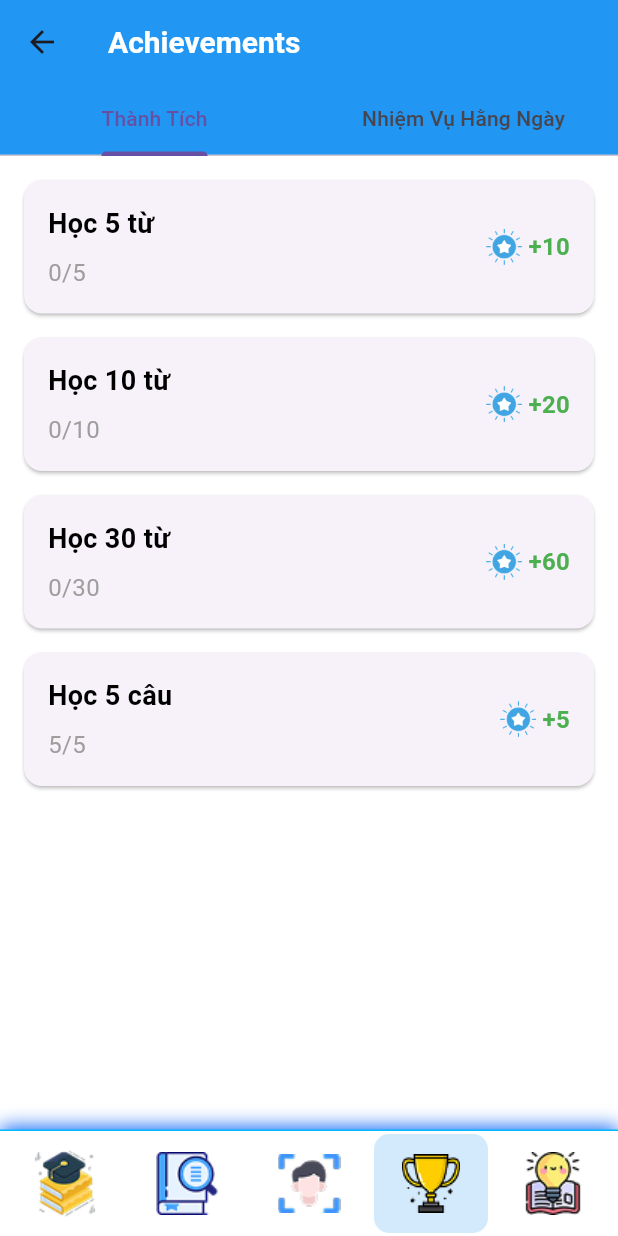
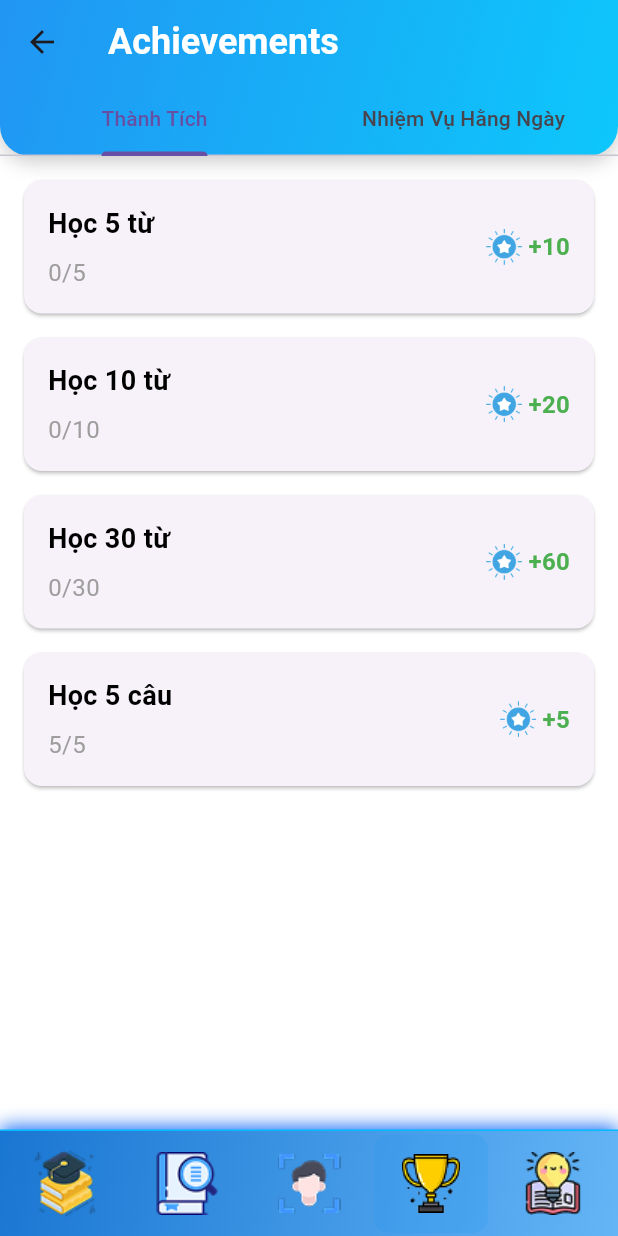
Before and after one commit to CaptainZung/SkyStudy_FE, a Flutter app: the AchievementsPage screen opened by its route, on a phone screen of 412 x 824 dp. Run offline on Flutter 3.47's test engine with Material 3 defaults, Android fonts, the phone set to English and light mode, and no system bars; our stand-ins replace audioplayers, camera, dio, get, image_picker, just_audio and 4 more; missing offline and left inert: flutter_sound, ultralytics_yolo; accounts and stored records are empty; network calls fail.

Commit message:
leaderboardv2

```diff
--- a/lib/app/modules/global_widgets/appbar.dart
+++ b/lib/app/modules/global_widgets/appbar.dart
@@ -6,6 +6,7 @@ class CustomAppBar extends StatelessWidget implements PreferredSizeWidget {
   final Color backgroundColor;
   final bool showBackButton;
   final PreferredSizeWidget? bottom;
+  final TextStyle? titleStyle;
 
   const CustomAppBar({
     super.key,
@@ -13,6 +14,7 @@ class CustomAppBar extends StatelessWidget implements PreferredSizeWidget {
     this.backgroundColor = Colors.blue,
     this.showBackButton = true,
     this.bottom,
+    this.titleStyle,
   });
 
   @override
@@ -20,26 +22,49 @@ class CustomAppBar extends StatelessWidget implements PreferredSizeWidget {
     return AppBar(
       title: Text(
         title,
-        style: const TextStyle(
-          color: Colors.white,
-          fontSize: 20,
-          fontWeight: FontWeight.bold,
-        ),
+        style: titleStyle ??
+            const TextStyle(
+              color: Colors.white,
+              fontSize: 24,
+              fontWeight: FontWeight.bold,
+            ),
       ),
-      backgroundColor: backgroundColor,
+      backgroundColor: Colors.transparent, // Background set to transparent for gradient
+      elevation: 0,
       leading: showBackButton
           ? IconButton(
               icon: Image.asset(
                 'assets/icons/back.png',
-                width: 50, // Kích thước phù hợp cho icon
-                height: 50,
+                width: 30, // Adjust icon size
+                height: 30,
+                color: Colors.white, // Icon color to white
               ),
               onPressed: () {
                 Get.back();
               },
             )
           : null,
-      elevation: 0,
+      flexibleSpace: Container(
+        decoration: BoxDecoration(
+          gradient: LinearGradient(
+            colors: [Colors.blue, const Color.fromARGB(255, 13, 199, 251)], // Gradient effect
+            begin: Alignment.topLeft,
+            end: Alignment.bottomRight,
+          ),
+          borderRadius: BorderRadius.only(
+            bottomLeft: Radius.circular(20),
+            bottomRight: Radius.circular(20),
+          ),
+          boxShadow: [
+            BoxShadow(
+              color: Colors.black.withOpacity(0.2),
+              spreadRadius: 0,
+              blurRadius: 10,
+              offset: Offset(0, 4), // Shadow offset
+            ),
+          ],
+        ),
+      ),
       bottom: bottom,
     );
   }
--- a/lib/app/modules/global_widgets/bottom_navbar.dart
+++ b/lib/app/modules/global_widgets/bottom_navbar.dart
@@ -34,6 +34,14 @@ class CustomBottomNavBar extends StatelessWidget {
   Widget build(BuildContext context) {
     return Container(
       decoration: BoxDecoration(
+        gradient: LinearGradient(
+          colors: [
+            Colors.blue.shade700, // Màu đầu tiên
+            Colors.blue.shade300, // Màu cuối cùng
+          ],
+          begin: Alignment.topLeft, // Định vị gradient từ trên trái
+          end: Alignment.bottomRight, // Định vị gradient tới dưới phải
+        ),
         border: const Border(
           top: BorderSide(
             color: Color.fromARGB(255, 0, 187, 255),
@@ -76,7 +84,6 @@ class _CustomNavBar extends StatelessWidget {
 
     return Container(
       height: 70,
-      color: Colors.white,
       child: Row(
         mainAxisAlignment: MainAxisAlignment.spaceEvenly,
         children: List.generate(icons.length, (index) {
```
